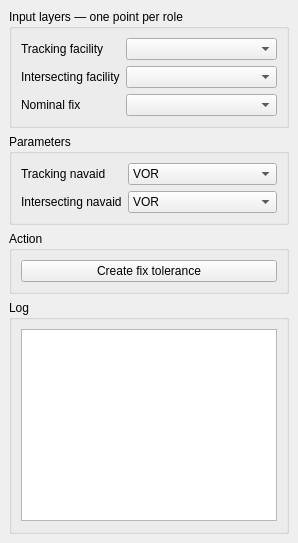
Before: the Qt Designer form Q_Pansopy/ui/conv/qpansopy_radial_bearing_intersection_dockwidget.ui in FLYGHT7/qpansopy, drawn with Qt 5.
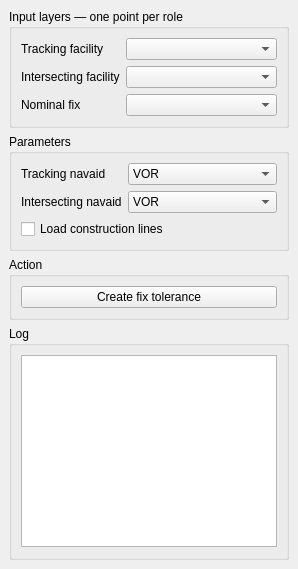
After: the same form once the commit is applied. Custom widgets are drawn as their Qt base class.

Commit message: Add optional construction lines to radial/bearing intersection calculations and UI

```diff
--- a/Q_Pansopy/ui/conv/qpansopy_radial_bearing_intersection_dockwidget.ui
+++ b/Q_Pansopy/ui/conv/qpansopy_radial_bearing_intersection_dockwidget.ui
@@ -23,6 +23,7 @@
       <item row="0" column="1"><widget class="QComboBox" name="trackingTypeComboBox"><item><property name="text"><string>VOR</string></property></item><item><property name="text"><string>ILS</string></property></item><item><property name="text"><string>NDB</string></property></item></widget></item>
       <item row="1" column="0"><widget class="QLabel" name="crossingTypeLabel"><property name="text"><string>Intersecting navaid</string></property></widget></item>
       <item row="1" column="1"><widget class="QComboBox" name="crossingTypeComboBox"><item><property name="text"><string>VOR</string></property></item><item><property name="text"><string>ILS</string></property></item><item><property name="text"><string>NDB</string></property></item></widget></item>
+      <item row="2" column="0" colspan="2"><widget class="QCheckBox" name="includeConstructionLinesCheckBox"><property name="text"><string>Load construction lines</string></property><property name="checked"><bool>false</bool></property></widget></item>
      </layout>
     </widget></item>
     <item><widget class="QGroupBox" name="actionGroup">
```
The commit also changes 5 other files.
